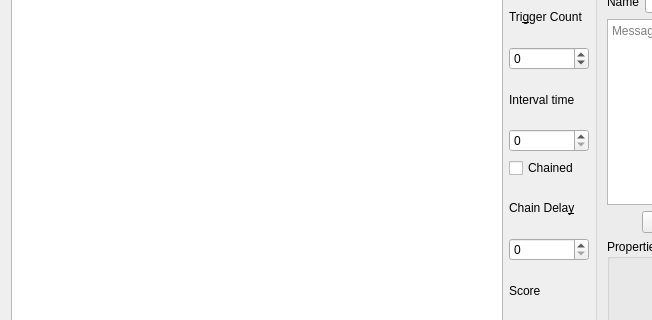
Above: qtfred/ui/MissionEventsDialog.ui from MjnMixael/fs2open.github.com before the change; both pictures show x 0 to 652 and y 241 to 561 of the 1012 by 930 pixel window. Below: the same form after it.
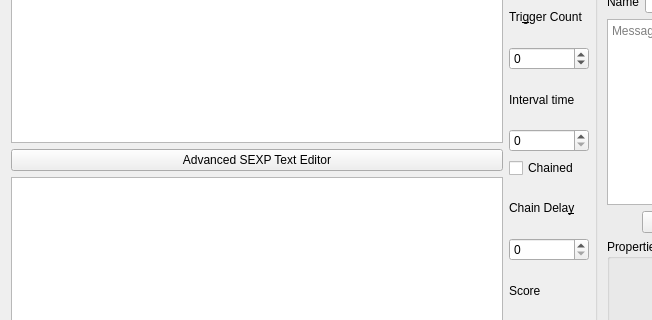
That is the form after the change. Icons and pictures are not drawn. Custom widgets are drawn as their Qt base class.

Commit message: qtfred: add advanced text mode for event sexps

Diff of the .ui file:
```diff
--- a/qtfred/ui/MissionEventsDialog.ui
+++ b/qtfred/ui/MissionEventsDialog.ui
@@ -19,12 +19,34 @@
      <item>
       <layout class="QVBoxLayout" name="verticalLayout">
        <item>
-        <widget class="fso::fred::sexp_tree_view" name="eventTree">
+       <widget class="fso::fred::sexp_tree_view" name="eventTree">
          <attribute name="headerVisible">
           <bool>false</bool>
          </attribute>
         </widget>
        </item>
+       <item>
+        <widget class="QPushButton" name="advancedEditorButton">
+         <property name="text">
+          <string>Advanced SEXP Text Editor</string>
+         </property>
+         <property name="checkable">
+          <bool>true</bool>
+         </property>
+        </widget>
+       </item>
+       <item>
+        <widget class="QPlainTextEdit" name="advancedSexpText">
+         <property name="visible">
+          <bool>false</bool>
+         </property>
+         <property name="font">
+          <font>
+           <family>Monospace</family>
+          </font>
+         </property>
+        </widget>
+       </item>
        <item>
         <layout class="QFormLayout" name="formLayout">
          <item row="0" column="1">
```
The commit also changes 2 other files.
